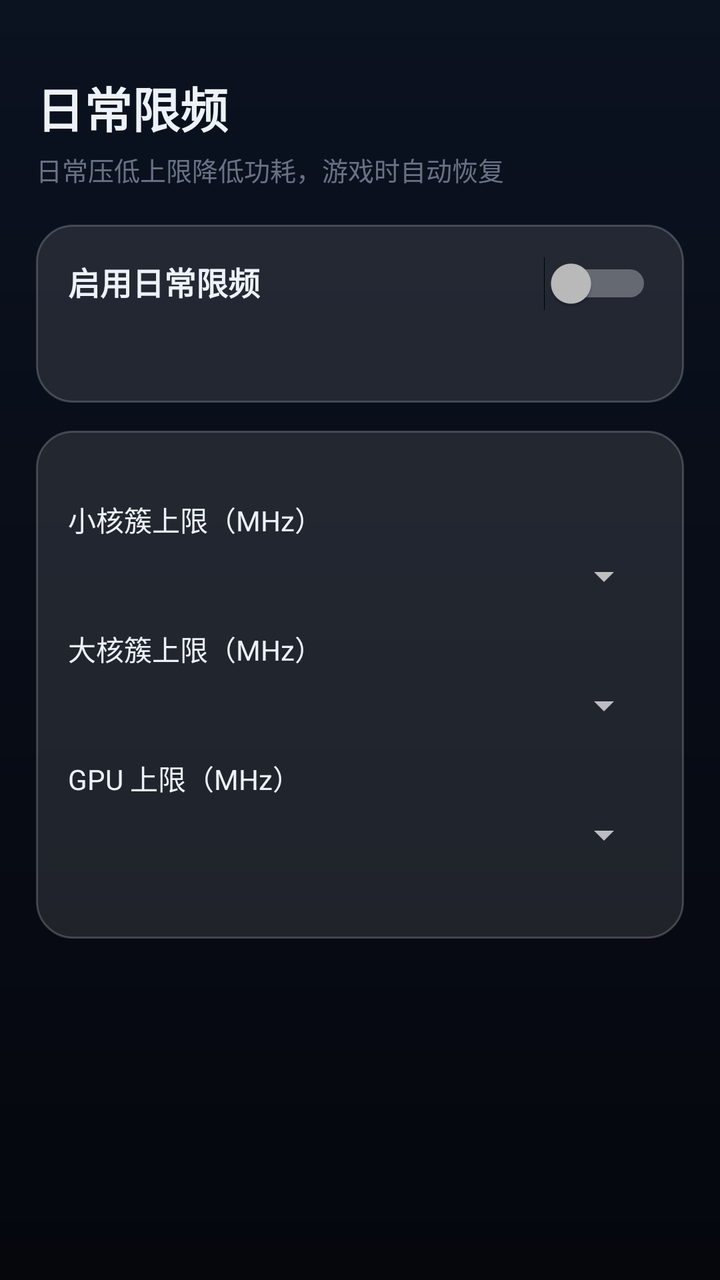
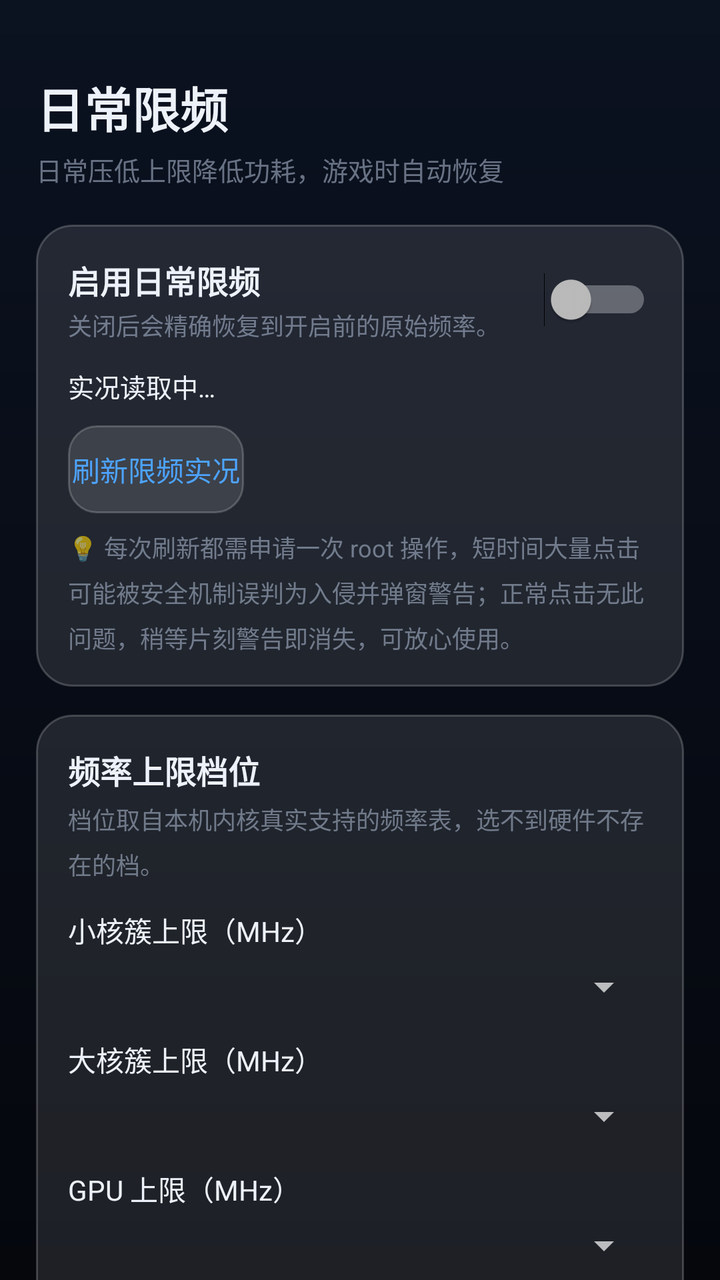

An Android layout rendered at two revisions. The XML below is the earlier revision; the diff shows what the commit changed to produce the second picture.
<!-- AndroidManifest.xml: application theme AppTheme -->
<!-- res/layout/fragment_freq_cap.xml -->
<?xml version="1.0" encoding="utf-8"?>
<ScrollView xmlns:android="http://schemas.android.com/apk/res/android"
    android:layout_width="match_parent"
    android:layout_height="match_parent"
    android:fillViewport="true"
    android:scrollbars="none">

    <LinearLayout
        android:layout_width="match_parent"
        android:layout_height="wrap_content"
        android:orientation="vertical"
        android:paddingLeft="18dp"
        android:paddingRight="18dp"
        android:paddingTop="36dp"
        android:paddingBottom="18dp">

        
        <TextView
            android:layout_width="wrap_content"
            android:layout_height="wrap_content"
            android:text="日常限频"
            android:textColor="@color/text_main"
            android:textSize="24sp"
            android:textStyle="bold" />

        <TextView
            android:layout_width="wrap_content"
            android:layout_height="wrap_content"
            android:layout_marginTop="4dp"
            android:text="日常压低上限降低功耗，游戏时自动恢复"
            android:textColor="@color/text_sub"
            android:textSize="13sp" />

        
        <LinearLayout
            android:layout_width="match_parent"
            android:layout_height="wrap_content"
            android:layout_marginTop="18dp"
            android:background="@drawable/bg_glass_card"
            android:orientation="vertical"
            android:padding="16dp">

            <LinearLayout
                android:layout_width="match_parent"
                android:layout_height="wrap_content"
                android:gravity="center_vertical"
                android:orientation="horizontal">

                <LinearLayout
                    android:layout_width="0dp"
                    android:layout_height="wrap_content"
                    android:layout_weight="1"
                    android:orientation="vertical">

                    <TextView
                        android:layout_width="wrap_content"
                        android:layout_height="wrap_content"
                        android:text="启用日常限频"
                        android:textColor="@color/text_main"
                        android:textSize="16sp"
                        android:textStyle="bold" />

                    <TextView
                        style="@style/BodyText"
                        android:layout_marginTop="2dp"
                        android:textSize="12sp"
                        android:text="关闭后会精确恢复到开启前的原始频率。" />
                </LinearLayout>

                <Switch
                    android:id="@+id/sw_limit"
                    android:layout_width="wrap_content"
                    android:layout_height="wrap_content" />
            </LinearLayout>

            <TextView
                android:id="@+id/txt_freq_live"
                style="@style/BodyText"
                android:layout_marginTop="12dp"
                android:textSize="13sp"
                android:textColor="@color/text_main"
                android:text="实况读取中…" />

            <Button
                android:id="@+id/btn_refresh_freq"
                style="@style/BtnGhost"
                android:layout_marginTop="10dp"
                android:text="刷新限频实况" />

            <TextView
                style="@style/HintText"
                android:layout_marginTop="8dp"
                android:text="💡 每次刷新都需申请一次 root 操作，短时间大量点击可能被安全机制误判为入侵并弹窗警告；正常点击无此问题，稍等片刻警告即消失，可放心使用。" />
        </LinearLayout>

        
        <LinearLayout
            android:layout_width="match_parent"
            android:layout_height="wrap_content"
            android:layout_marginTop="14dp"
            android:background="@drawable/bg_glass_card"
            android:orientation="vertical"
            android:padding="16dp">

            <TextView
                style="@style/SectionTitle"
                android:text="频率上限档位" />

            <TextView
                style="@style/BodyText"
                android:layout_marginTop="4dp"
                android:textSize="12sp"
                android:text="档位取自本机内核真实支持的频率表，选不到硬件不存在的档。" />

            
            <TextView
                android:layout_width="wrap_content"
                android:layout_height="wrap_content"
                android:layout_marginTop="14dp"
                android:text="小核簇上限（MHz）"
                android:textColor="@color/text_main"
                android:textSize="14sp" />

            <Spinner
                android:id="@+id/sp_little"
                android:layout_width="match_parent"
                android:layout_height="wrap_content"
                android:layout_marginTop="6dp" />

            
            <TextView
                android:layout_width="wrap_content"
                android:layout_height="wrap_content"
                android:layout_marginTop="14dp"
                android:text="大核簇上限（MHz）"
                android:textColor="@color/text_main"
                android:textSize="14sp" />

            <Spinner
                android:id="@+id/sp_big"
                android:layout_width="match_parent"
                android:layout_height="wrap_content"
                android:layout_marginTop="6dp" />

            
            <TextView
                android:layout_width="wrap_content"
                android:layout_height="wrap_content"
                android:layout_marginTop="14dp"
                android:text="GPU 上限（MHz）"
                android:textColor="@color/text_main"
                android:textSize="14sp" />

            <Spinner
                android:id="@+id/sp_gpu"
                android:layout_width="match_parent"
                android:layout_height="wrap_content"
                android:layout_marginTop="6dp" />

            <Button
                android:id="@+id/btn_apply_freq"
                style="@style/BtnPrimary"
                android:layout_marginTop="16dp"
                android:text="应用限频档位" />

            <TextView
                android:id="@+id/txt_freq_hint"
                style="@style/BodyText"
                android:layout_marginTop="8dp"
                android:textSize="12sp"
                android:text="默认 小核 2266 / 大核 1651 / GPU 500，够用且省电。" />
        </LinearLayout>

    </LinearLayout>
</ScrollView>
<!-- resources referenced by this layout -->
<resources>
  <color name="text_main">#FFEDF2FA</color>
  <color name="text_sub">#99A7B4C9</color>
  <!-- drawable bg_glass_card (drawable) -->
  <?xml version="1.0" encoding="utf-8"?>
  <shape xmlns:android="http://schemas.android.com/apk/res/android"
      android:shape="rectangle">
      <solid android:color="@color/card_bg" />
      <corners android:radius="18dp" />
      <stroke
          android:width="1dp"
          android:color="@color/glass_stroke" />
  </shape>
  <style name="BodyText">
          <item name="android:textColor">@color/text_sub</item>
          <item name="android:textSize">13sp</item>
          <item name="android:lineSpacingMultiplier">1.3</item>
      </style>
  <style name="BtnGhost">
          <item name="android:background">@drawable/bg_btn_ghost</item>
          <item name="android:textColor">@color/accent</item>
          <item name="android:textSize">14sp</item>
          <item name="android:textAllCaps">false</item>
          <item name="android:minHeight">44dp</item>
          <item name="android:stateListAnimator">@null</item>
      </style>
  <style name="BtnPrimary">
          <item name="android:background">@drawable/bg_btn_primary</item>
          <item name="android:textColor">#FFFFFFFF</item>
          <item name="android:textSize">15sp</item>
          <item name="android:textStyle">bold</item>
          <item name="android:textAllCaps">false</item>
          <item name="android:minHeight">46dp</item>
          <item name="android:stateListAnimator">@null</item>
      </style>
  <style name="HintText">
          <item name="android:textColor">@color/text_sub</item>
          <item name="android:textSize">12sp</item>
          <item name="android:lineSpacingMultiplier">1.3</item>
      </style>
  <style name="SectionTitle">
          <item name="android:textColor">@color/text_main</item>
          <item name="android:textSize">16sp</item>
          <item name="android:textStyle">bold</item>
      </style>
  <style name="AppTheme" parent="Theme.AppCompat.NoActionBar">
          <item name="android:windowBackground">@drawable/bg_gradient</item>
          <item name="android:statusBarColor">@android:color/transparent</item>
          <item name="android:navigationBarColor">@android:color/transparent</item>
          <item name="android:windowLightStatusBar">false</item>
          <item name="colorAccent">@color/accent</item>
          <item name="colorPrimary">@color/accent</item>
          <item name="colorPrimaryDark">@color/bg_bottom</item>
      </style>
  <color name="card_bg">#1AFFFFFF</color>
  <color name="glass_stroke">#33FFFFFF</color>
  <!-- drawable bg_btn_ghost (drawable) -->
  <?xml version="1.0" encoding="utf-8"?>
  <shape xmlns:android="http://schemas.android.com/apk/res/android"
      android:shape="rectangle">
      <solid android:color="#1FFFFFFF" />
      <corners android:radius="14dp" />
      <stroke
          android:width="1dp"
          android:color="@color/glass_stroke" />
  </shape>
  <color name="accent">#FF4DA3FF</color>
  <!-- drawable bg_btn_primary (drawable) -->
  <?xml version="1.0" encoding="utf-8"?>
  <shape xmlns:android="http://schemas.android.com/apk/res/android"
      android:shape="rectangle">
      <solid android:color="@color/accent" />
      <corners android:radius="14dp" />
  </shape>
  <!-- drawable bg_gradient (drawable) -->
  <?xml version="1.0" encoding="utf-8"?>
  <shape xmlns:android="http://schemas.android.com/apk/res/android"
      android:shape="rectangle">
      <gradient
          android:angle="270"
          android:startColor="@color/bg_top"
          android:endColor="@color/bg_bottom"
          android:type="linear" />
  </shape>
  <color name="bg_bottom">#FF05070D</color>
  <color name="bg_top">#FF0B1220</color>
</resources>

<!-- the commit's change to res/layout/fragment_freq_cap.xml (unified diff, before → after) -->
@@ -64,6 +64,8 @@
                         style="@style/BodyText"
                         android:layout_marginTop="2dp"
                         android:textSize="12sp"
+                        android:layout_width="wrap_content"
+                        android:layout_height="wrap_content"
                         android:text="关闭后会精确恢复到开启前的原始频率。" />
                 </LinearLayout>
 
@@ -79,17 +81,23 @@
                 android:layout_marginTop="12dp"
                 android:textSize="13sp"
                 android:textColor="@color/text_main"
+                android:layout_width="wrap_content"
+                android:layout_height="wrap_content"
                 android:text="实况读取中…" />
 
             <Button
                 android:id="@+id/btn_refresh_freq"
                 style="@style/BtnGhost"
                 android:layout_marginTop="10dp"
+                android:layout_width="wrap_content"
+                android:layout_height="wrap_content"
                 android:text="刷新限频实况" />
 
             <TextView
                 style="@style/HintText"
                 android:layout_marginTop="8dp"
+                android:layout_width="wrap_content"
+                android:layout_height="wrap_content"
                 android:text="💡 每次刷新都需申请一次 root 操作，短时间大量点击可能被安全机制误判为入侵并弹窗警告；正常点击无此问题，稍等片刻警告即消失，可放心使用。" />
         </LinearLayout>
 
@@ -104,12 +112,16 @@
 
             <TextView
                 style="@style/SectionTitle"
+                android:layout_width="wrap_content"
+                android:layout_height="wrap_content"
                 android:text="频率上限档位" />
 
             <TextView
                 style="@style/BodyText"
                 android:layout_marginTop="4dp"
                 android:textSize="12sp"
+                android:layout_width="wrap_content"
+                android:layout_height="wrap_content"
                 android:text="档位取自本机内核真实支持的频率表，选不到硬件不存在的档。" />
 
             
@@ -161,6 +173,8 @@
                 android:id="@+id/btn_apply_freq"
                 style="@style/BtnPrimary"
                 android:layout_marginTop="16dp"
+                android:layout_width="wrap_content"
+                android:layout_height="wrap_content"
                 android:text="应用限频档位" />
 
             <TextView
@@ -168,6 +182,8 @@
                 style="@style/BodyText"
                 android:layout_marginTop="8dp"
                 android:textSize="12sp"
+                android:layout_width="wrap_content"
+                android:layout_height="wrap_content"
                 android:text="默认 小核 2266 / 大核 1651 / GPU 500，够用且省电。" />
         </LinearLayout>
 
